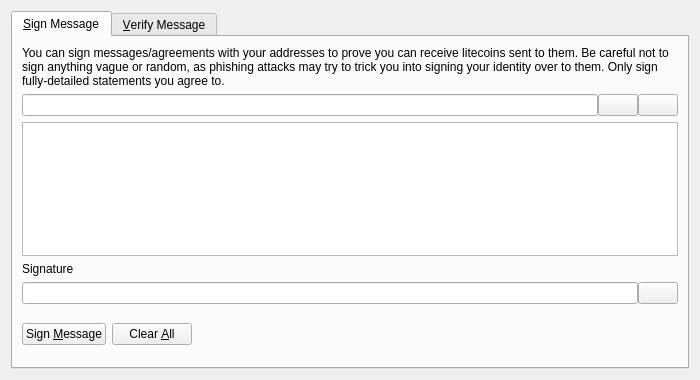
Qt form src/qt/forms/signverifymessagedialog.ui (boxaltcoin/vuicoin) before a commit.
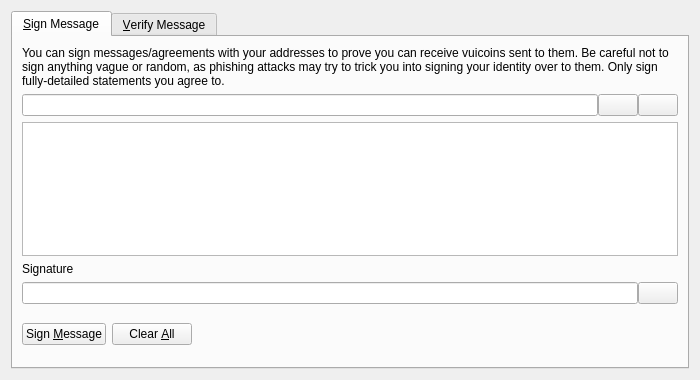
The same form after that commit. Icons and pictures are not drawn. Custom widgets are drawn as their Qt base class.

Patch:
```diff
--- a/src/qt/forms/signverifymessagedialog.ui
+++ b/src/qt/forms/signverifymessagedialog.ui
@@ -30,7 +30,7 @@
        <item>
         <widget class="QLabel" name="infoLabel_SM">
          <property name="text">
-          <string>You can sign messages/agreements with your addresses to prove you can receive litecoins sent to them. Be careful not to sign anything vague or random, as phishing attacks may try to trick you into signing your identity over to them. Only sign fully-detailed statements you agree to.</string>
+          <string>You can sign messages/agreements with your addresses to prove you can receive vuicoins sent to them. Be careful not to sign anything vague or random, as phishing attacks may try to trick you into signing your identity over to them. Only sign fully-detailed statements you agree to.</string>
          </property>
          <property name="textFormat">
           <enum>Qt::PlainText</enum>
```
